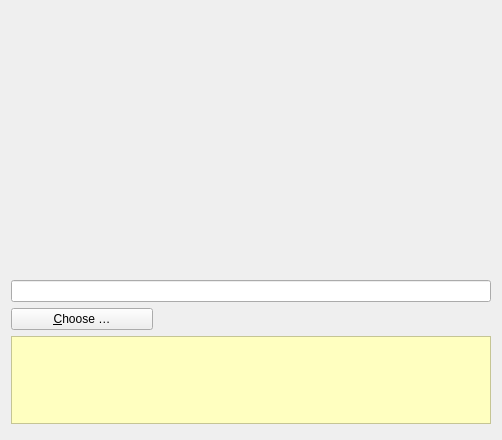
Before: the Qt Designer form src/gui/folderwizardsourcepage.ui in nextmcloud/desktop, drawn with Qt 5.
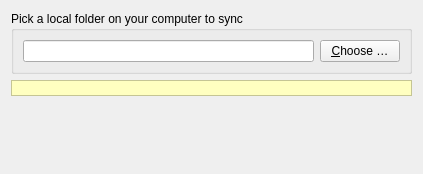
After: the same form once the commit is applied.

```diff
--- a/src/gui/folderwizardsourcepage.ui
+++ b/src/gui/folderwizardsourcepage.ui
@@ -6,111 +6,51 @@
    <rect>
     <x>0</x>
     <y>0</y>
-    <width>502</width>
-    <height>440</height>
+    <width>423</width>
+    <height>174</height>
    </rect>
   </property>
   <property name="windowTitle">
    <string notr="true">Form</string>
   </property>
-  <layout class="QVBoxLayout" name="verticalLayout">
-   <item>
-    <widget class="QLabel" name="subHeader">
-     <property name="styleSheet">
-      <string notr="true">font: 14px &quot;Segoe UI&quot;;
-color:#e20074</string>
-     </property>
-     <property name="text">
-      <string/>
-     </property>
-    </widget>
-   </item>
-   <item>
-    <spacer name="verticalSpacer_3">
+  <layout class="QGridLayout" name="gridLayout_2">
+   <item row="2" column="0">
+    <spacer name="verticalSpacer">
      <property name="orientation">
       <enum>Qt::Vertical</enum>
      </property>
-     <property name="sizeType">
-      <enum>QSizePolicy::Preferred</enum>
-     </property>
      <property name="sizeHint" stdset="0">
       <size>
-       <width>20</width>
-       <height>40</height>
+       <width>349</width>
+       <height>0</height>
       </size>
      </property>
     </spacer>
    </item>
-   <item>
-    <widget class="QLabel" name="content">
-     <property name="styleSheet">
-      <string notr="true">font: 14px &quot;Segoe UI&quot;;
-color:#191919</string>
+   <item row="0" column="0">
+    <widget class="QGroupBox" name="groupBox">
+     <property name="title">
+      <string>Pick a local folder on your computer to sync</string>
      </property>
-     <property name="text">
-      <string/>
-     </property>
-     <property name="wordWrap">
-      <bool>true</bool>
-     </property>
+     <layout class="QGridLayout" name="gridLayout">
+      <item row="0" column="0">
+       <layout class="QHBoxLayout" name="horizontalLayout_2">
+        <item>
+         <widget class="QLineEdit" name="localFolderLineEdit"/>
+        </item>
+        <item>
+         <widget class="QPushButton" name="localFolderChooseBtn">
+          <property name="text">
+           <string>&amp;Choose …</string>
+          </property>
+         </widget>
+        </item>
+       </layout>
+      </item>
+     </layout>
     </widget>
    </item>
-   <item>
-    <spacer name="verticalSpacer_4">
-     <property name="orientation">
-      <enum>Qt::Vertical</enum>
-     </property>
-     <property name="sizeType">
-      <enum>QSizePolicy::Preferred</enum>
-     </property>
-     <property name="sizeHint" stdset="0">
-      <size>
-       <width>18</width>
-       <height>40</height>
-      </size>
-     </property>
-    </spacer>
-   </item>
-   <item>
-    <widget class="QLineEdit" name="localFolderLineEdit"/>
-   </item>
-   <item>
-    <layout class="QHBoxLayout" name="horizontalLayout">
-     <item>
-      <widget class="QPushButton" name="localFolderChooseBtn">
-       <property name="sizePolicy">
-        <sizepolicy hsizetype="Preferred" vsizetype="Fixed">
-         <horstretch>0</horstretch>
-         <verstretch>0</verstretch>
-        </sizepolicy>
-       </property>
-       <property name="minimumSize">
-        <size>
-         <width>142</width>
-         <height>0</height>
-        </size>
-       </property>
-       <property name="text">
-        <string>&amp;Choose …</string>
-       </property>
-      </widget>
-     </item>
-     <item>
-      <spacer name="horizontalSpacer">
-       <property name="orientation">
-        <enum>Qt::Horizontal</enum>
-       </property>
-       <property name="sizeHint" stdset="0">
-        <size>
-         <width>40</width>
-         <height>20</height>
-        </size>
-       </property>
-      </spacer>
-     </item>
-    </layout>
-   </item>
-   <item>
+   <item row="1" column="0">
     <widget class="QLabel" name="warnLabel">
      <property name="palette">
       <palette>
@@ -193,22 +133,6 @@
      </property>
     </widget>
    </item>
-   <item>
-    <spacer name="verticalSpacer_6">
-     <property name="orientation">
-      <enum>Qt::Vertical</enum>
-     </property>
-     <property name="sizeType">
-      <enum>QSizePolicy::Fixed</enum>
-     </property>
-     <property name="sizeHint" stdset="0">
-      <size>
-       <width>20</width>
-       <height>5</height>
-      </size>
-     </property>
-    </spacer>
-   </item>
   </layout>
  </widget>
  <resources/>
```
